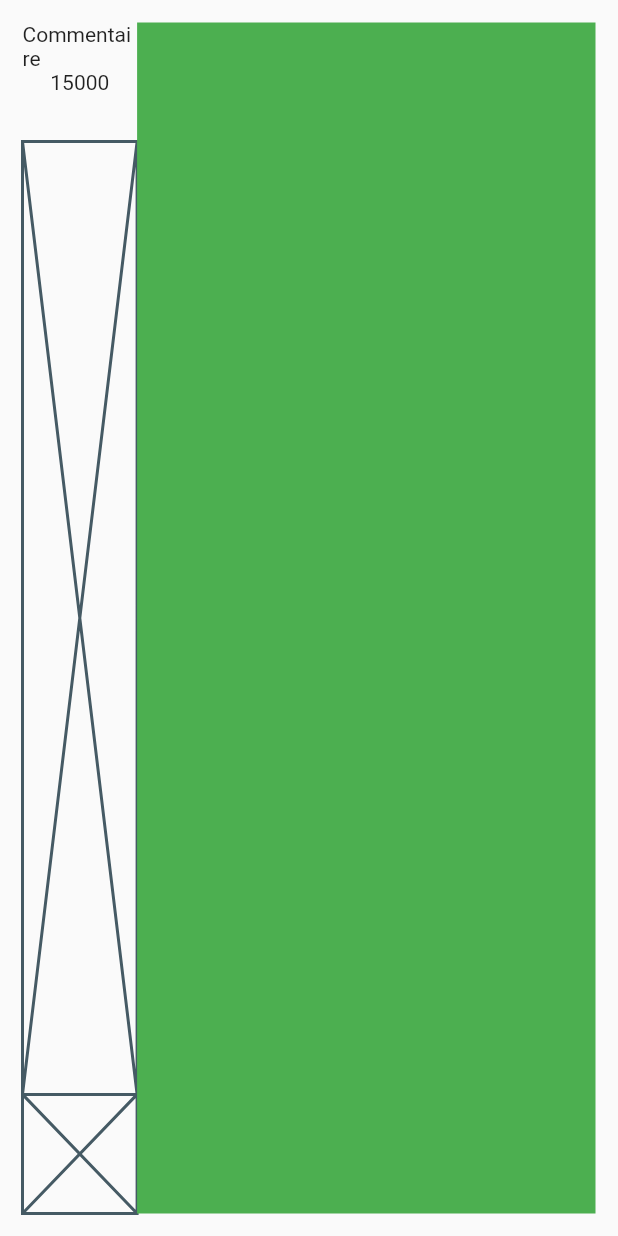
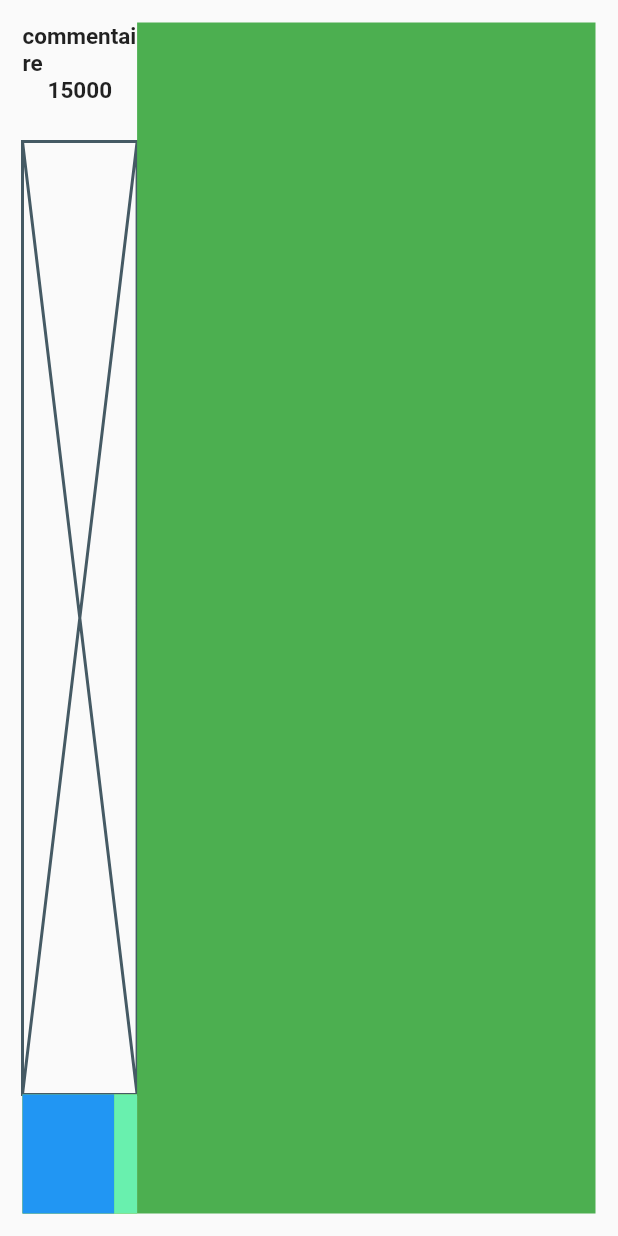
Before and after one commit to Batutankuma/linaApp, a Flutter app: the screen it shows after launch, on a phone screen of 412 x 824 dp. Run offline on Flutter 3.47's test engine with Material 2 defaults, Android fonts, the phone set to English and light mode, and no system bars.

Commit message:
message send

```diff
--- a/lib/views/liveMatch.dart
+++ b/lib/views/liveMatch.dart
@@ -1,6 +1,6 @@
 import 'package:flutter/material.dart';
 
-class LiveMatch extends StatelessWidget{
+class LiveMatch extends StatelessWidget {
   @override
   Widget build(BuildContext context) {
     return Scaffold(
@@ -10,17 +10,16 @@ class LiveMatch extends StatelessWidget{
       padding: EdgeInsets.all(15),
       child: Row(
         children: <Widget>[
-          Flexible(child: CommentairUser(),flex: 2),
-          Flexible(child: ViewsMatch(),flex: 8)
+          Flexible(child: CommentairUser(), flex: 2),
+          Flexible(child: ViewsMatch(), flex: 8)
         ],
       ),
-      )
-    );
+    ));
   }
 }
 
 //espace des commantaire des utilisateur
-class CommentairUser extends StatelessWidget{
+class CommentairUser extends StatelessWidget {
   @override
   Widget build(BuildContext context) {
     return Container(
@@ -30,17 +29,18 @@ class CommentairUser extends StatelessWidget{
         mainAxisAlignment: MainAxisAlignment.spaceBetween,
         children: [
           //title d'application
-          Flexible(child: commentaireTitle(context),flex: 1),
+          Flexible(child: commentaireTitle(context), flex: 1),
           //affichage des commentaire
-          Flexible(child: Placeholder(),flex: 8),
+          Flexible(child: Placeholder(), flex: 8),
           //editeur commentaire
-          Flexible(child: Placeholder(),flex: 1)
+          Flexible(child: messageSend(context), flex: 1)
         ],
       ),
     );
   }
+
   //titre et nombre de commentaire
-  Widget commentaireTitle(BuildContext context){
+  Widget commentaireTitle(BuildContext context) {
     return Container(
         height: MediaQuery.of(context).size.height,
         width: MediaQuery.of(context).size.width,
@@ -48,19 +48,43 @@ class CommentairUser extends StatelessWidget{
           children: [
             //title
             Center(
-            child: Text("Commentaire"),
+              child: Text("Commentaire".toLowerCase(),
+                  style: const TextStyle(
+                      fontSize: 15, fontWeight: FontWeight.bold)),
             ),
             //number
             Center(
-            child: Text("15000"),
+              child: Text("15000",
+                  style: const TextStyle(
+                      fontSize: 15, fontWeight: FontWeight.bold)),
             )
           ],
-      )
+        ));
+  }
+
+  //editer de message
+  Widget messageSend(BuildContext context) {
+    return Container(
+      height: MediaQuery.of(context).size.height,
+      width: MediaQuery.of(context).size.width,
+      color: Colors.yellow,
+      child: Container(
+        color: Colors.green,
+        child: Row(
+          mainAxisAlignment: MainAxisAlignment.spaceBetween,
+          children: [
+            //title d'application
+            Flexible(child:Container(color: Colors.blue,),flex: 8,),
+            //affichage des commentaire
+            Flexible(child:Container(color: Colors.greenAccent,),flex: 2,),
+          ],
+        ),
+      ),
     );
   }
 }
 
-class ViewsMatch extends StatelessWidget{
+class ViewsMatch extends StatelessWidget {
   @override
   Widget build(BuildContext context) {
     return Container(
```
Lines whose indentation alone changed are shown as unchanged.
